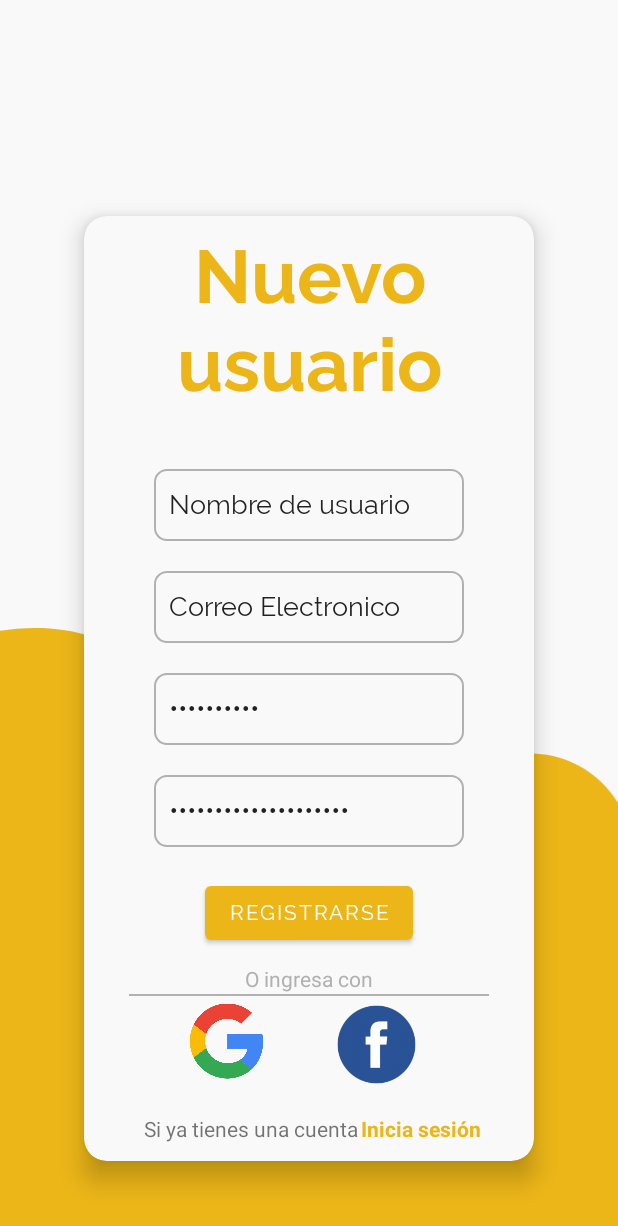
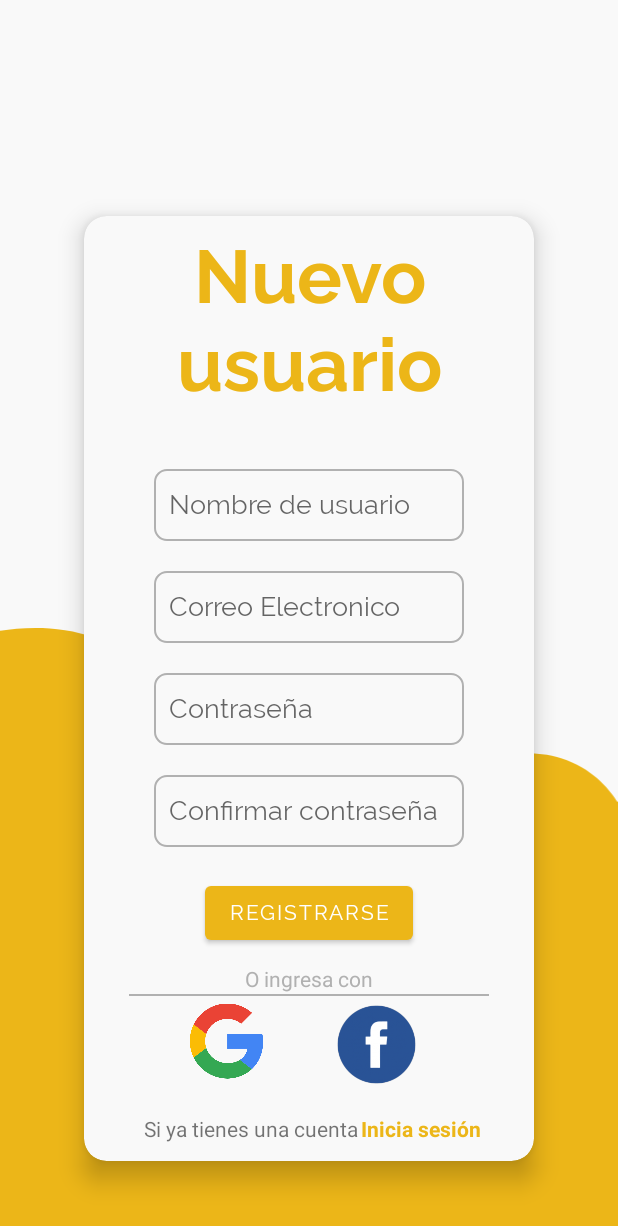
Before and after one commit to AdrianaMillares/EsenciaPatrimonioApp, an Android app: the RegisterActivity screen opened directly, with no data from a screen before it, on a phone screen of 412 x 824 dp. Shown: the top 1226 px of the screen. Run offline under Robolectric (Android 15) with nearby library versions, the phone set to English and light mode, and no system bars.

Commit message:
Refactor information and register activity

```diff
--- a/app/src/main/res/layout/activity_register.xml
+++ b/app/src/main/res/layout/activity_register.xml
@@ -58,7 +58,7 @@
                 android:fontFamily="@font/raleway"
                 android:inputType="textPersonName"
                 android:paddingHorizontal="10dp"
-                android:text="Nombre de usuario" />
+                android:hint="Nombre de usuario" />
 
             <EditText
                 android:id="@+id/etCorreoReg"
@@ -72,7 +72,7 @@
                 android:fontFamily="@font/raleway"
                 android:inputType="textEmailAddress"
                 android:paddingHorizontal="10dp"
-                android:text="Correo Electronico" />
+                android:hint="Correo Electronico" />
 
             <EditText
                 android:id="@+id/etContraseñaReg"
@@ -86,7 +86,7 @@
                 android:fontFamily="@font/raleway"
                 android:inputType="textPassword"
                 android:paddingHorizontal="10dp"
-                android:text="Contraseña" />
+                android:hint="Contraseña" />
 
             <EditText
                 android:id="@+id/etConfContraseñaReg"
@@ -100,7 +100,7 @@
                 android:fontFamily="@font/raleway"
                 android:inputType="textPassword"
                 android:paddingHorizontal="10dp"
-                android:text="Confirmar contraseña" />
+                android:hint="Confirmar contraseña" />
 
             <Button
                 android:id="@+id/btnRegistro"
```
Also changed, not shown: app/src/main/res/layout/activity_information.xml (+18 -13 lines).
